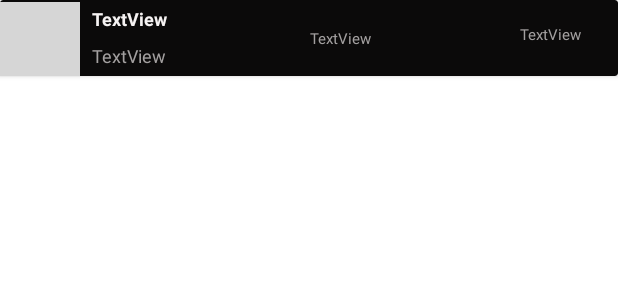
After one commit to luischang/S5UESANFragments, an Android app: the layout item_musica.xml on its own in the app's theme, with its tools: preview values and no code run, on a phone screen of 412 x 824 dp. The commit adds this screen. Shown: the top 300 px of the screen. Run offline under Robolectric (Android 15) with nearby library versions, the light colour scheme and no system bars; grey boxes are pictures that could not be loaded.

```diff
--- /dev/null
+++ b/app/src/main/res/layout/item_musica.xml
@@ -0,0 +1,78 @@
+<?xml version="1.0" encoding="utf-8"?>
+<androidx.cardview.widget.CardView xmlns:android="http://schemas.android.com/apk/res/android"
+    xmlns:app="http://schemas.android.com/apk/res-auto"
+    xmlns:tools="http://schemas.android.com/tools"
+    android:layout_width="match_parent"
+    android:layout_height="wrap_content"
+    app:cardBackgroundColor="#0B0A0A">
+
+
+    <androidx.constraintlayout.widget.ConstraintLayout
+        android:layout_width="match_parent"
+        android:layout_height="wrap_content">
+
+
+        <ImageView
+            android:id="@+id/ivSong"
+            android:layout_width="53dp"
+            android:layout_height="49dp"
+            android:layout_marginTop="1dp"
+            app:layout_constraintBottom_toBottomOf="parent"
+            app:layout_constraintStart_toStartOf="parent"
+            app:layout_constraintTop_toTopOf="parent"
+            tools:srcCompat="@tools:sample/avatars" />
+
+        <TextView
+            android:id="@+id/tvSong"
+            android:layout_width="wrap_content"
+            android:layout_height="wrap_content"
+            android:layout_marginStart="8dp"
+            android:layout_marginTop="4dp"
+            android:text="TextView"
+            android:textColor="#F6F3F3"
+            android:textSize="12sp"
+            android:textStyle="bold"
+            app:layout_constraintStart_toEndOf="@+id/ivSong"
+            app:layout_constraintTop_toTopOf="parent" />
+
+        <TextView
+            android:id="@+id/tvAlbum"
+            android:layout_width="wrap_content"
+            android:layout_height="wrap_content"
+            android:layout_marginStart="8dp"
+            android:layout_marginTop="8dp"
+            android:text="TextView"
+            android:textColor="#A3A0A0"
+            android:textSize="12sp"
+            app:layout_constraintStart_toEndOf="@+id/ivSong"
+            app:layout_constraintTop_toBottomOf="@+id/tvSong" />
+
+        <TextView
+            android:id="@+id/tvCountViews"
+            android:layout_width="wrap_content"
+            android:layout_height="wrap_content"
+            android:layout_marginStart="80dp"
+            android:text="TextView"
+            android:textColor="#A3A0A0"
+            android:textSize="10sp"
+            app:layout_constraintBottom_toBottomOf="parent"
+            app:layout_constraintEnd_toStartOf="@+id/tvSongTime"
+            app:layout_constraintHorizontal_bias="0.132"
+            app:layout_constraintStart_toEndOf="@+id/tvSong"
+            app:layout_constraintTop_toTopOf="parent" />
+
+        <TextView
+            android:id="@+id/tvSongTime"
+            android:layout_width="wrap_content"
+            android:layout_height="wrap_content"
+            android:layout_marginEnd="24dp"
+            android:text="TextView"
+            android:textColor="#A3A0A0"
+            android:textSize="10sp"
+            app:layout_constraintBottom_toBottomOf="parent"
+            app:layout_constraintEnd_toEndOf="parent"
+            app:layout_constraintTop_toTopOf="parent"
+            app:layout_constraintVertical_bias="0.444" />
+    </androidx.constraintlayout.widget.ConstraintLayout>
+
+</androidx.cardview.widget.CardView>
```
Also changed, not shown: app/src/main/java/dev/luischang/s5uesanfragments/adapter/SongAdapter.kt (added, +41 -0 lines), app/src/main/java/dev/luischang/s5uesanfragments/model/Song.kt (added, +8 -0 lines), app/src/main/java/dev/luischang/s5uesanfragments/ui/fragments/MusicaFragment.kt (+20 -2 lines), app/src/main/res/layout/fragment_musica.xml (+15 -8 lines), app/src/main/res/drawable/castleofglass.png (added), app/src/main/res/drawable/intheend.png (added), app/src/main/res/drawable/numb.png (added), app/src/main/res/drawable/onestepcloser.png (added), app/src/main/res/drawable/portada.png (added), app/src/main/res/drawable/whativedone.png (added).
